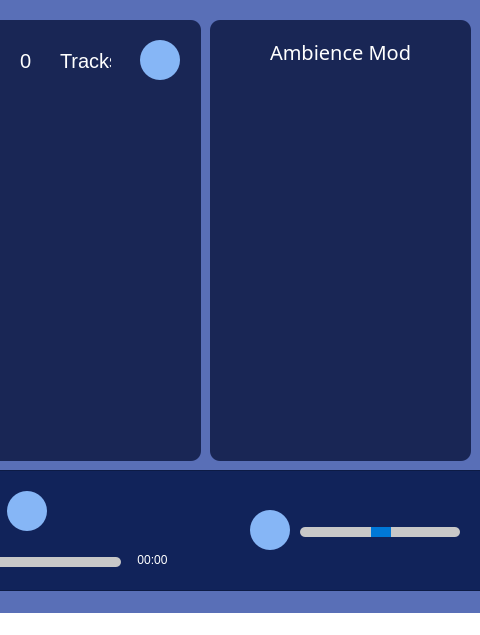
Old version of the form forms/mainwindow.ui in the repository whatdislol/Symmo; both pictures show x 670 to 1150 and y 0 to 635 of the 1150 by 635 pixel window.
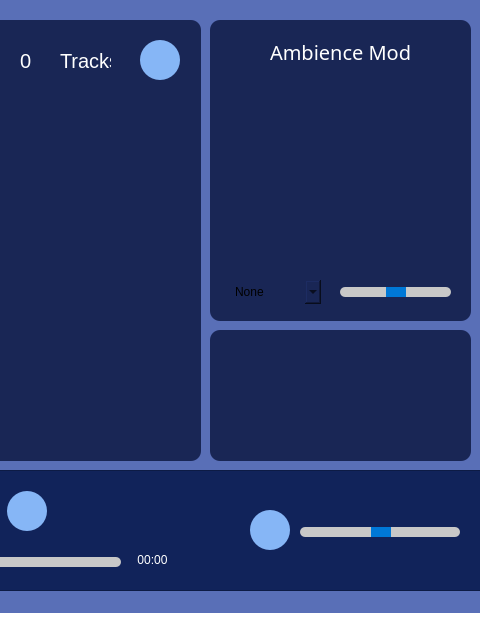
New version of the form.

Commit message: Add ambience mode UI

```diff
--- a/forms/mainwindow.ui
+++ b/forms/mainwindow.ui
@@ -386,7 +386,7 @@
       <x>880</x>
       <y>20</y>
       <width>261</width>
-      <height>441</height>
+      <height>301</height>
      </rect>
     </property>
     <property name="styleSheet">
@@ -426,6 +426,80 @@
       <string>Ambience Mode</string>
      </property>
     </widget>
+    <widget class="QComboBox" name="comboBox_AmbienceBox">
+     <property name="geometry">
+      <rect>
+       <x>20</x>
+       <y>260</y>
+       <width>91</width>
+       <height>24</height>
+      </rect>
+     </property>
+     <property name="styleSheet">
+      <string notr="true">background-color: &quot;light gray&quot;;
+border-radius: 5px;
+</string>
+     </property>
+     <item>
+      <property name="text">
+       <string>None</string>
+      </property>
+     </item>
+     <item>
+      <property name="text">
+       <string>Rain</string>
+      </property>
+     </item>
+     <item>
+      <property name="text">
+       <string>Campfire</string>
+      </property>
+     </item>
+    </widget>
+    <widget class="QSlider" name="slider_AmbienceVolume">
+     <property name="geometry">
+      <rect>
+       <x>130</x>
+       <y>260</y>
+       <width>111</width>
+       <height>25</height>
+      </rect>
+     </property>
+     <property name="styleSheet">
+      <string notr="true">
+							QSlider::groove:horizontal {
+							border: none;
+							background-color: rgb(200, 200, 200);
+							height: 10px;
+							border-radius: 5px;
+							}
+							QSlider::handle:horizontal {
+							background-color: rgb(0, 120, 215);
+							width: 20px;
+							border-radius: 10px;
+							}
+						</string>
+     </property>
+     <property name="value">
+      <number>50</number>
+     </property>
+     <property name="orientation">
+      <enum>Qt::Horizontal</enum>
+     </property>
+    </widget>
+    <widget class="QLabel" name="label_Gif">
+     <property name="geometry">
+      <rect>
+       <x>20</x>
+       <y>70</y>
+       <width>221</width>
+       <height>161</height>
+      </rect>
+     </property>
+     <property name="text">
+      <string/>
+     </property>
+    </widget>
    </widget>
    <widget class="QFrame" name="frame_SongList">
     <property name="geometry">
@@ -815,6 +889,26 @@
      </property>
     </widget>
    </widget>
+   <widget class="QFrame" name="frame">
+    <property name="geometry">
+     <rect>
+      <x>880</x>
+      <y>330</y>
+      <width>261</width>
+      <height>131</height>
+     </rect>
+    </property>
+    <property name="styleSheet">
+     <string notr="true">background-color: #192655;
+border-radius: 10px;</string>
+    </property>
+    <property name="frameShape">
+     <enum>QFrame::StyledPanel</enum>
+    </property>
+    <property name="frameShadow">
+     <enum>QFrame::Raised</enum>
+    </property>
+   </widget>
   </widget>
   <widget class="QStatusBar" name="statusbar"/>
   <action name="actionAdd_File">
```
